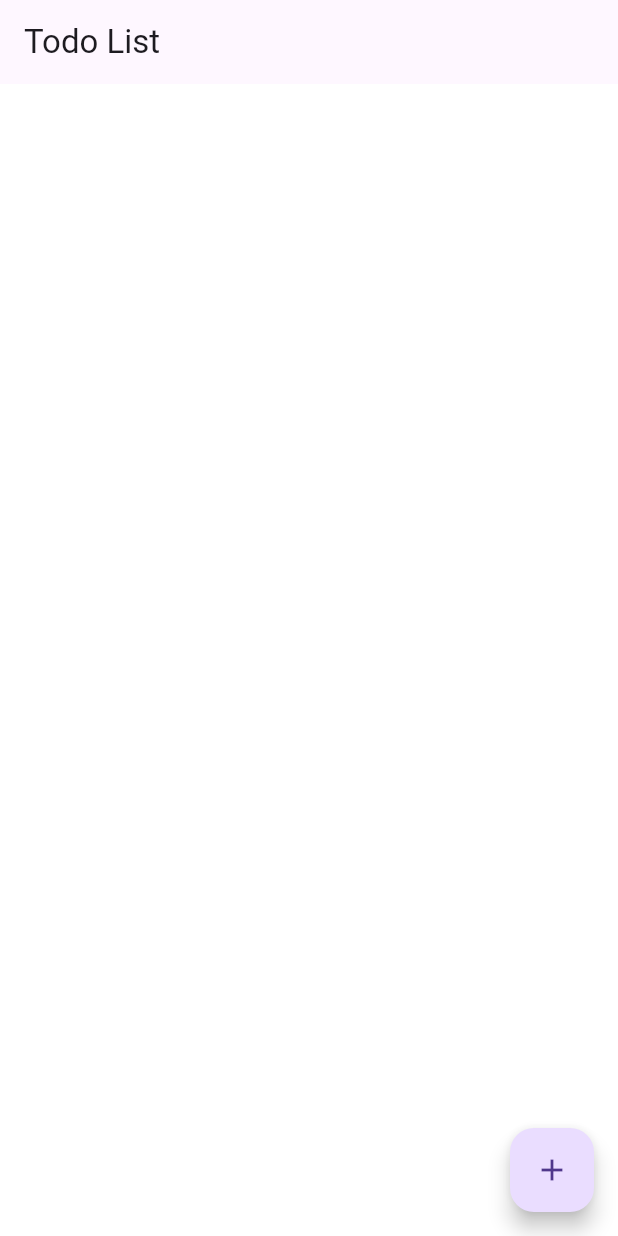
After one commit to ksb2311/Launchy, a Flutter app: the TodoList screen opened directly, after a tap on the "add" icon, on a phone screen of 412 x 824 dp. The commit adds this screen. Run offline on Flutter 3.47's test engine with Material 2 defaults, Android fonts, the phone set to English and light mode, and no system bars; missing offline and left inert: android_intent_plus, dart:ffi, device_apps.

Commit message:
widget update and some fixes

```diff
--- a/lib/page/homepage.dart
+++ b/lib/page/homepage.dart
@@ -3,6 +3,7 @@ import 'package:device_apps/device_apps.dart';
 import 'package:flutter/material.dart';
 import 'package:flutter_launcher/operations/appops.dart';
 import 'package:flutter_launcher/page/settings/settings.dart';
+import 'package:flutter_launcher/page/widgets/todo.dart';
 import 'package:intl/intl.dart';
 
 class HomePage extends StatefulWidget {
--- /dev/null
+++ b/lib/page/widgets/todo.dart
@@ -0,0 +1,92 @@
+import 'package:flutter/material.dart';
+
+class Todo {
+  final String name;
+  bool checked;
+
+  Todo({
+    required this.name,
+    this.checked = false,
+  });
+}
+
+class TodoList extends StatefulWidget {
+  const TodoList({Key? key}) : super(key: key);
+
+  @override
+  _TodoListState createState() => _TodoListState();
+}
+
+class _TodoListState extends State<TodoList> {
+  final List<Todo> _todos = [];
+  final TextEditingController _textController = TextEditingController();
+
+  void _addTodo() {
+    setState(() {
+      final name = _textController.text;
+      if (name.isNotEmpty) {
+        _todos.add(Todo(name: name));
+        _textController.clear();
+      }
+    });
+  }
+
+  void _removeTodo(int index) {
+    setState(() {
+      _todos.removeAt(index);
+    });
+  }
+
+  void _handleTodoChange(int index, bool checked) {
+    setState(() {
+      _todos[index].checked = checked;
+    });
+  }
+
+  Widget _buildTodoItem(BuildContext context, int index) {
+    final todo = _todos[index];
+    return Dismissible(
+      key: Key(todo.name),
+      onDismissed: (_) => _removeTodo(index),
+      child: CheckboxListTile(
+        title: Text(todo.name),
+        value: todo.checked,
+        onChanged: (checked) => _handleTodoChange(index, checked ?? false),
+      ),
+    );
+  }
+
+  Widget _buildAddTodoButton() {
+    return FloatingActionButton(
+      onPressed: _addTodo,
+      tooltip: 'Add todo',
+      child: Icon(Icons.add),
+    );
+  }
+
+  @override
+  Widget build(BuildContext context) {
+    return Scaffold(
+      appBar: AppBar(
+        title: Text('Todo List'),
+      ),
+      body: ListView.builder(
+        itemCount: _todos.length,
+        itemBuilder: _buildTodoItem,
+      ),
+      floatingActionButton: _buildAddTodoButton(),
+    );
+  }
+}
+
+class TodoApp extends StatelessWidget {
+  const TodoApp({Key? key}) : super(key: key);
+
+  @override
+  Widget build(BuildContext context) {
+    return MaterialApp(
+      title: 'Todo App',
+      home: TodoList(),
+    );
+  }
+}
```
Also changed, not shown: 10 other files.
